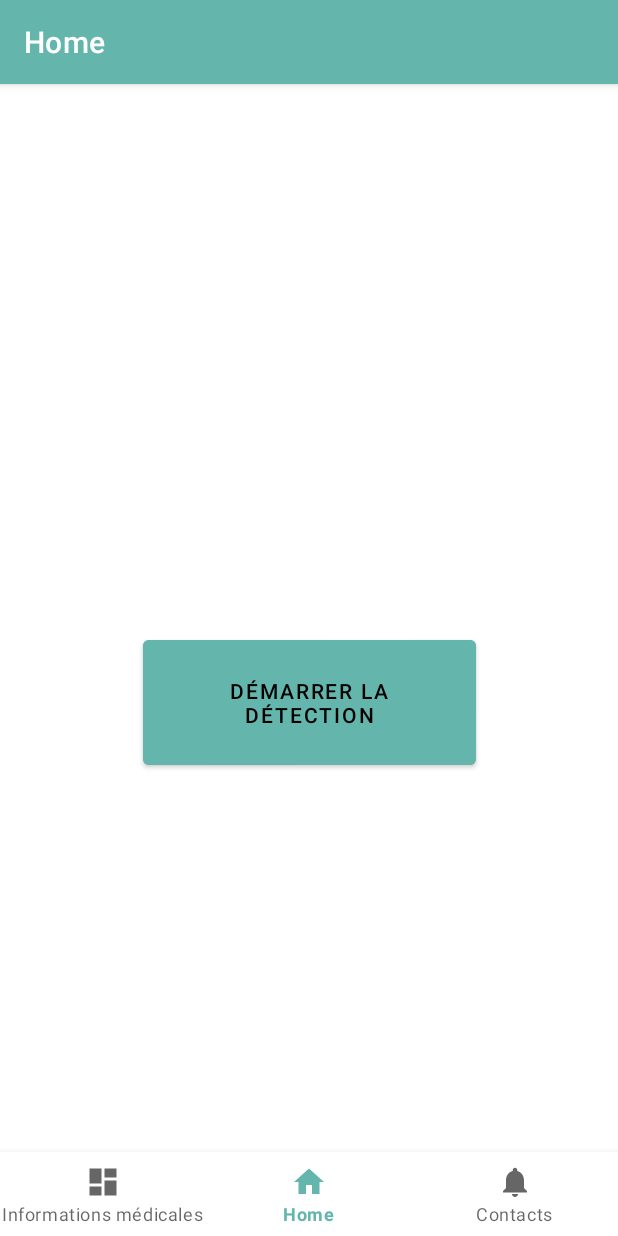
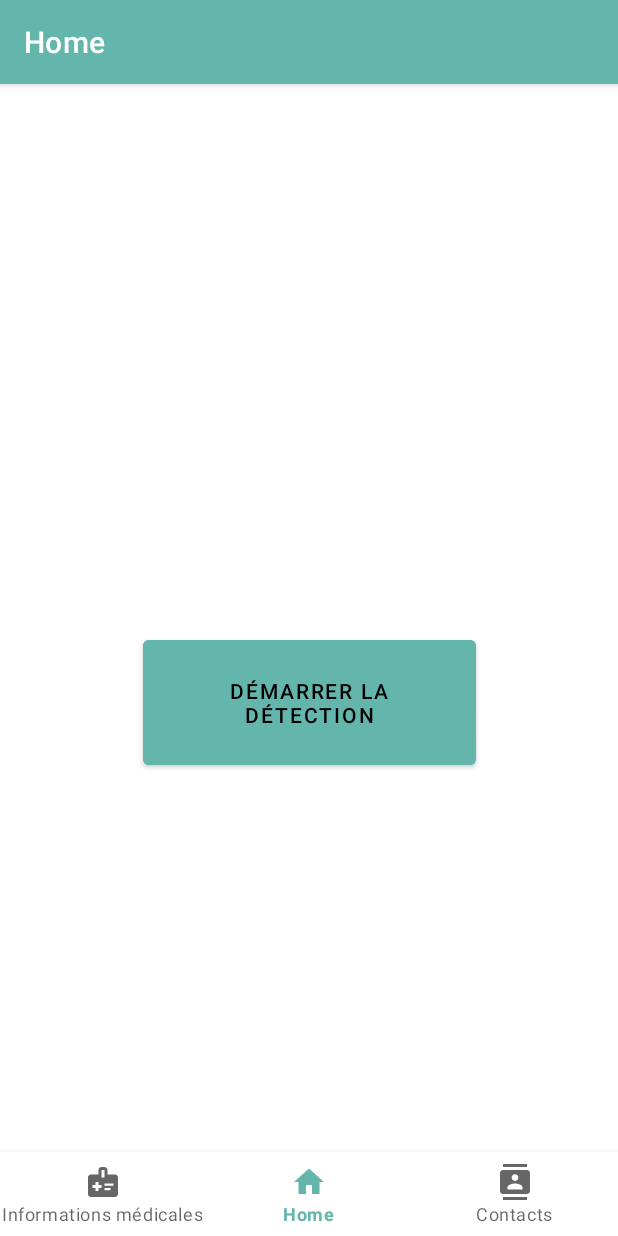
Before and after one commit to alexandre-bussiere/Pocket-Assistant, an Android app: the screen it shows after launch (MainActivity), on a phone screen of 412 x 824 dp. Run offline under Robolectric (Android 15) with nearby library versions, the phone set to English and light mode, and no system bars; our stand-ins replace navigation-ui.

Commit message:
fix menu icon

```diff
--- /dev/null
+++ b/app/src/main/res/drawable/baseline_contacts_24.xml
@@ -0,0 +1,5 @@
+<vector android:height="24dp" android:tint="#000000"
+    android:viewportHeight="24" android:viewportWidth="24"
+    android:width="24dp" xmlns:android="http://schemas.android.com/apk/res/android">
+    <path android:fillColor="@android:color/white" android:pathData="M20,0L4,0v2h16L20,0zM4,24h16v-2L4,22v2zM20,4L4,4c-1.1,0 -2,0.9 -2,2v12c0,1.1 0.9,2 2,2h16c1.1,0 2,-0.9 2,-2L22,6c0,-1.1 -0.9,-2 -2,-2zM12,6.75c1.24,0 2.25,1.01 2.25,2.25s-1.01,2.25 -2.25,2.25S9.75,10.24 9.75,9 10.76,6.75 12,6.75zM17,17L7,17v-1.5c0,-1.67 3.33,-2.5 5,-2.5s5,0.83 5,2.5L17,17z"/>
+</vector>
--- /dev/null
+++ b/app/src/main/res/drawable/baseline_medical_information_24.xml
@@ -0,0 +1,5 @@
+<vector android:height="24dp" android:tint="#000000"
+    android:viewportHeight="24" android:viewportWidth="24"
+    android:width="24dp" xmlns:android="http://schemas.android.com/apk/res/android">
+    <path android:fillColor="@android:color/white" android:pathData="M20,7h-5V4c0,-1.1 -0.9,-2 -2,-2h-2C9.9,2 9,2.9 9,4v3H4C2.9,7 2,7.9 2,9v11c0,1.1 0.9,2 2,2h16c1.1,0 2,-0.9 2,-2V9C22,7.9 21.1,7 20,7zM11,4h2v5h-2V4zM11,16H9v2H7v-2H5v-2h2v-2h2v2h2V16zM13,14.5V13h6v1.5H13zM13,17.5V16h4v1.5H13z"/>
+</vector>
--- a/app/src/main/res/menu/bottom_nav_menu.xml
+++ b/app/src/main/res/menu/bottom_nav_menu.xml
@@ -3,7 +3,7 @@
 
     <item
         android:id="@+id/navigation_parameter"
-        android:icon="@drawable/ic_dashboard_black_24dp"
+        android:icon="@drawable/baseline_medical_information_24"
         android:title="@string/title_parameter" />
 
     <item
@@ -13,7 +13,7 @@
 
     <item
         android:id="@+id/navigation_contact"
-        android:icon="@drawable/ic_notifications_black_24dp"
+        android:icon="@drawable/baseline_contacts_24"
         android:title="@string/title_contact" />
 
 </menu>
--- a/app/src/main/res/values-night/themes.xml
+++ b/app/src/main/res/values-night/themes.xml
@@ -2,12 +2,12 @@
     <!-- Base application theme. -->
     <style name="Theme.PocketAssistant" parent="Theme.MaterialComponents.DayNight.DarkActionBar">
         <!-- Primary brand color. -->
-        <item name="colorPrimary">@color/purple_200</item>
-        <item name="colorPrimaryVariant">@color/purple_700</item>
-        <item name="colorOnPrimary">@color/black</item>
+        <item name="colorPrimary">@color/darkGreen</item>
+        <item name="colorPrimaryVariant">@color/lightGreen</item>
+        <item name="colorOnPrimary">@color/white</item>
         <!-- Secondary brand color. -->
         <item name="colorSecondary">@color/teal_200</item>
-        <item name="colorSecondaryVariant">@color/teal_200</item>
+        <item name="colorSecondaryVariant">@color/teal_700</item>
         <item name="colorOnSecondary">@color/black</item>
         <!-- Status bar color. -->
         <item name="android:statusBarColor">?attr/colorPrimaryVariant</item>
```
